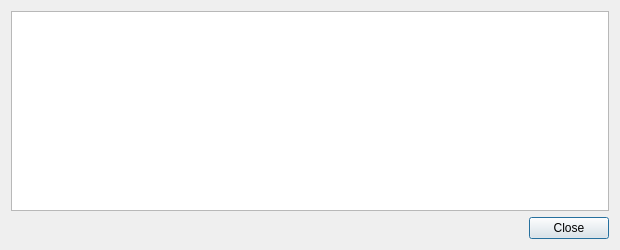
This is src/qt/forms/transactiondescdialog.ui in Konjungate/Konjungate-Core as Qt 5 draws it before an edit. The edited form follows.
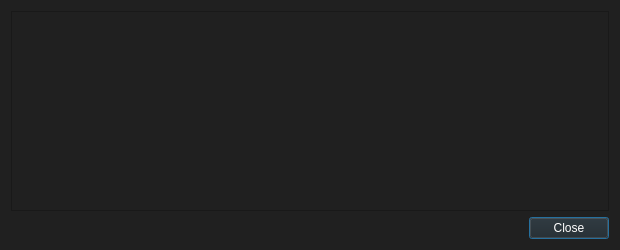
This is the edited form.

```diff
--- a/src/qt/forms/transactiondescdialog.ui
+++ b/src/qt/forms/transactiondescdialog.ui
@@ -14,7 +14,8 @@
    <string>Transaction details</string>
   </property>
   <property name="styleSheet">
-   <string notr="true"/>
+   <string notr="true">background-color: rgb(32, 32, 32);
+color: rgb(255, 255, 255);</string>
   </property>
   <layout class="QVBoxLayout" name="verticalLayout">
    <item>
```
